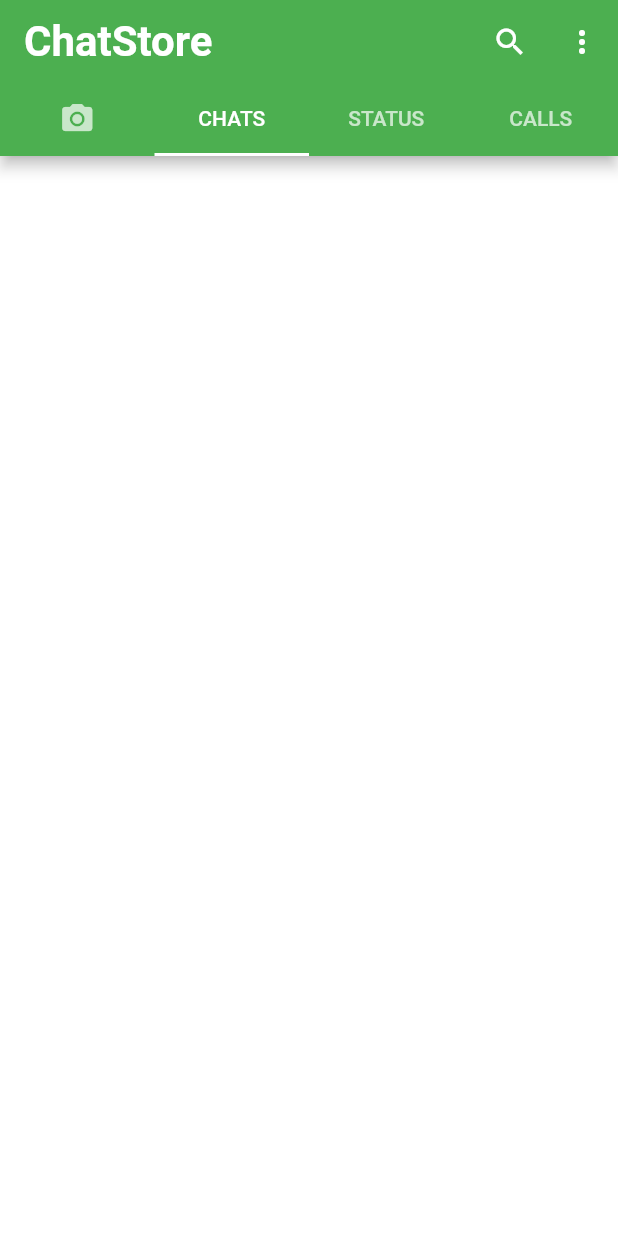
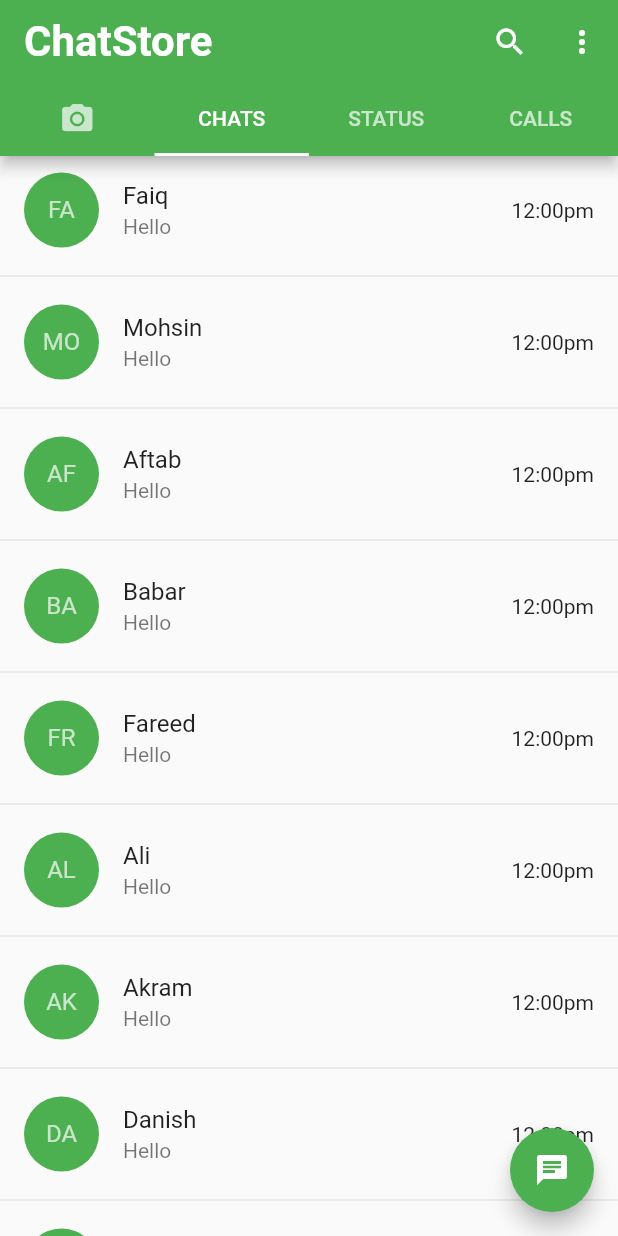
Before and after one commit to Mohsin356/autherization_signup, a Flutter app: the Feed screen opened directly, on a phone screen of 412 x 824 dp. Run offline on Flutter 3.47's test engine with Material 2 defaults, Android fonts, the phone set to English and light mode, and no system bars; our stand-ins replace cloud_firestore, firebase_auth, firebase_core, fluttertoast; accounts and stored records are empty.

Commit message:
chat screen

```diff
--- /dev/null
+++ b/lib/models/userlist.dart
@@ -0,0 +1,26 @@
+class UserList{
+  String? name;
+  String? message;
+  String? time;
+  String? letter;
+  String? docId;
+
+  UserList(this.name, this.message, this.time, this.letter,this.docId);
+
+// User.name(this.name, this.message, this.time, this.letter);
+}
+
+List user = [
+  UserList('Faiq', 'Hello', '12:00pm', 'FA','as'),
+  UserList('Mohsin', 'Hello', '12:00pm', 'MO','as'),
+  UserList('Aftab', 'Hello', '12:00pm', 'AF','as'),
+  UserList('Babar', 'Hello', '12:00pm', 'BA','as'),
+  UserList('Fareed', 'Hello', '12:00pm', 'FR','as'),
+  UserList('Ali', 'Hello', '12:00pm', 'AL','as'),
+  UserList('Akram', 'Hello', '12:00pm', 'AK','as'),
+  UserList('Danish', 'Hello', '12:00pm', 'DA','as'),
+  UserList('Danish', 'Hello', '12:00pm', 'DA','as'),
+
+
+
+];
--- a/lib/pages/chatHome.dart
+++ b/lib/pages/chatHome.dart
@@ -1,4 +1,7 @@
+import 'package:autherization/screens/chat_screen.dart';
+import 'package:autherization/utils/assets.dart';
 import 'package:flutter/material.dart';
+import 'package:autherization/models/userlist.dart';
 class HomeChat extends StatefulWidget {
   const HomeChat({Key? key}) : super(key: key);
 
@@ -9,6 +12,53 @@ class HomeChat extends StatefulWidget {
 class _HomeChatState extends State<HomeChat> {
   @override
   Widget build(BuildContext context) {
-    return Container();
+    return Scaffold(
+      floatingActionButton: FloatingActionButton(
+        backgroundColor: UiColors.appBg,
+        onPressed: () {},
+        child: const Icon(
+          Icons.chat,
+          color: Colors.white,
+        ),
+      ),
+      body: const ListConversations(),
+
+
+    );
   }
 }
+class ListConversations extends StatefulWidget {
+  const ListConversations({Key? key}) : super(key: key);
+
+  @override
+  State<ListConversations> createState() => _ListConversationsState();
+}
+
+class _ListConversationsState extends State<ListConversations> {
+  @override
+  Widget build(BuildContext context) {
+    return ListView.separated(
+      itemCount: user.length,
+      itemBuilder: (context, index) {
+        return ListTile(
+          leading: CircleAvatar(
+            backgroundColor: Colors.green,
+            radius: 25.0,
+            child:  Text(user[index].letter),
+          ),
+          title: Text(user[index].name),
+          subtitle: Text(user[index].message),
+
+          trailing: Text(user[index].time),
+          onTap: (){
+            Navigator.of(context).push(
+                MaterialPageRoute(builder: (context)=> const ChatScreen(docId: 'J1nOiTIrDbIz6klXzNCw'))
+            );
+          },
+        );
+      },
+      separatorBuilder: (BuildContext context, int index) => const Divider(),
+
+    );
+  }
+}
--- a/lib/screens/feed.dart
+++ b/lib/screens/feed.dart
@@ -5,7 +5,6 @@ import 'package:cloud_firestore/cloud_firestore.dart';
 import 'package:firebase_auth/firebase_auth.dart';
 import 'package:flutter/cupertino.dart';
 import 'package:flutter/material.dart';
-import 'package:autherization/widgets/CommonButtons.dart';
 import 'package:autherization/utils/assets.dart';
 
 class Feed extends StatefulWidget {
```
Also changed, not shown: lib/screens/chat_screen.dart (added, +9 -0 lines).
